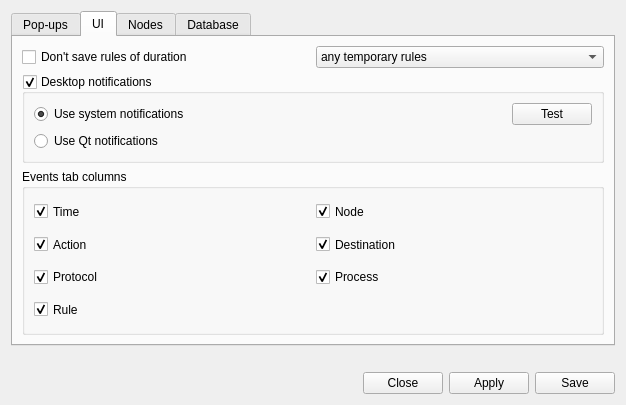
This is ui/opensnitch/res/preferences.ui in evilsocket/opensnitch as Qt 5 draws it before an edit. The edited form follows.
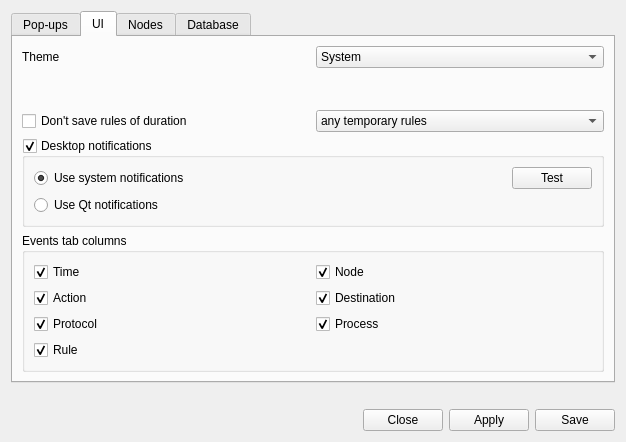
This is the edited form. The open tabs and pages were chosen to show the change. Icons and pictures are not drawn.

Commit message:
ui: allow to use GUI themes
Now the user can personalize GUI's appearance (#424).

There're 15 default themes, dark and light, that will help integrating
on some environments (#303, #335).

More themes can be added, by creating a new xml under
~/.config/opensnitch/themes/ or
/usr/lib/python3/dist-packages/opensnitch/

The lib used is https://github.com/UN-GCPDS/qt-material.
https://github.com/UN-GCPDS/qt-material#custom-colors

```diff
--- a/ui/opensnitch/res/preferences.ui
+++ b/ui/opensnitch/res/preferences.ui
@@ -7,7 +7,7 @@
     <x>0</x>
     <y>0</y>
     <width>626</width>
-    <height>405</height>
+    <height>442</height>
    </rect>
   </property>
   <property name="windowTitle">
@@ -472,21 +472,7 @@
        <string>UI</string>
       </attribute>
       <layout class="QGridLayout" name="gridLayout_6">
-       <item row="0" column="1">
-        <widget class="QComboBox" name="comboUIRules">
-         <item>
-          <property name="text">
-           <string>any temporary rules</string>
-          </property>
-         </item>
-         <item>
-          <property name="text">
-           <string>once</string>
-          </property>
-         </item>
-        </widget>
-       </item>
-       <item row="0" column="0">
+       <item row="2" column="0">
         <widget class="QCheckBox" name="checkUIRules">
          <property name="toolTip">
           <string>&lt;html&gt;&lt;head/&gt;&lt;body&gt;&lt;p&gt;When this option is selected, the rules of the selected duration won't be added to the list of temporary rules in the GUI.&lt;/p&gt;&lt;p&gt;&lt;br/&gt;&lt;/p&gt;&lt;p&gt;Temporary rules will still be valid, and you can use them when prompted to allow/deny a new connection.&lt;/p&gt;&lt;/body&gt;&lt;/html&gt;</string>
@@ -496,7 +482,7 @@
          </property>
         </widget>
        </item>
-       <item row="1" column="0" colspan="2">
+       <item row="3" column="0" colspan="2">
         <widget class="QGroupBox" name="groupNotifs">
          <property name="sizePolicy">
           <sizepolicy hsizetype="Preferred" vsizetype="Fixed">
@@ -577,7 +563,16 @@
          </layout>
         </widget>
        </item>
-       <item row="2" column="0" colspan="2">
+       <item row="0" column="1">
+        <widget class="QComboBox" name="comboUITheme">
+         <item>
+          <property name="text">
+           <string>System</string>
+          </property>
+         </item>
+        </widget>
+       </item>
+       <item row="4" column="0" colspan="2">
         <widget class="QGroupBox" name="groupBox_2">
          <property name="sizePolicy">
           <sizepolicy hsizetype="Preferred" vsizetype="Preferred">
@@ -704,6 +699,34 @@
          </layout>
         </widget>
        </item>
+       <item row="0" column="0">
+        <widget class="QLabel" name="label_21">
+         <property name="text">
+          <string>Theme</string>
+         </property>
+        </widget>
+       </item>
+       <item row="2" column="1">
+        <widget class="QComboBox" name="comboUIRules">
+         <item>
+          <property name="text">
+           <string>any temporary rules</string>
+          </property>
+         </item>
+         <item>
+          <property name="text">
+           <string>once</string>
+          </property>
+         </item>
+        </widget>
+       </item>
+       <item row="1" column="0" colspan="2">
+        <widget class="QLabel" name="labelThemeError">
+         <property name="text">
+          <string/>
+         </property>
+        </widget>
+       </item>
       </layout>
      </widget>
      <widget class="QWidget" name="tab_3">
```
The commit also changes 5 other files.
